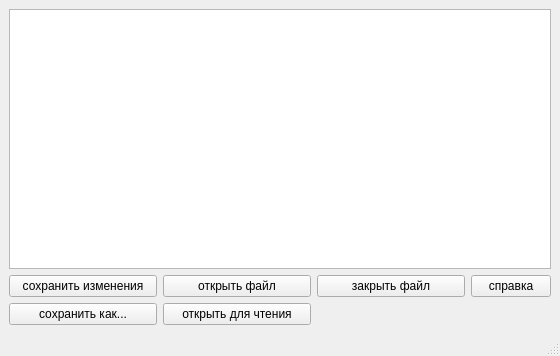
Above: SimpleTextEditor/texteditor.ui from Karenfen/SimpleTextEditor before the change. Below: the same form after it.
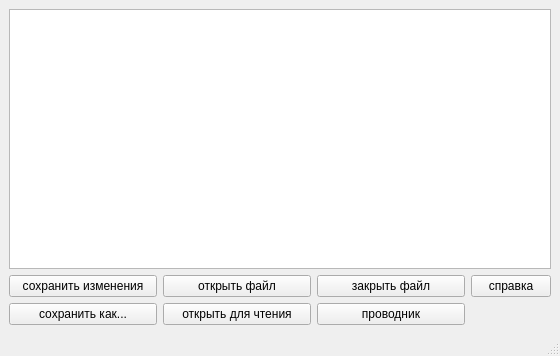
That is the form after the change.

Commit message: создал виджет - проводник

Patch:
```diff
--- a/SimpleTextEditor/texteditor.ui
+++ b/SimpleTextEditor/texteditor.ui
@@ -71,6 +71,13 @@
         </property>
        </widget>
       </item>
+      <item row="2" column="2">
+       <widget class="QPushButton" name="openFiler">
+        <property name="text">
+         <string>проводник</string>
+        </property>
+       </widget>
+      </item>
      </layout>
     </item>
    </layout>
```
The commit also changes 6 other files.
